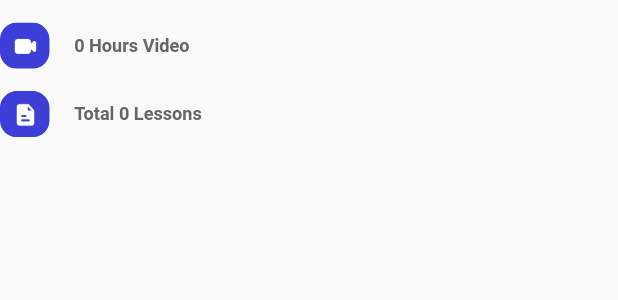
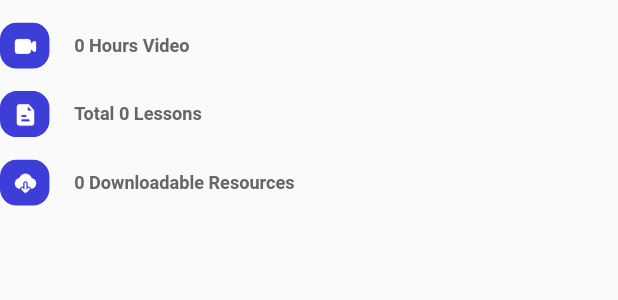
Before and after one commit to Daddy2054/ulearning_app_bloc, a Flutter app: what courseSummaryView() shows on an empty page, opened directly with empty values, on a phone screen of 412 x 824 dp. Shown: the top 300 px of the screen. Run offline on Flutter 3.47's test engine with Material 2 defaults, Android fonts, the phone set to English and light mode, and no system bars; our stand-ins replace cloud_firestore, dio, dots_indicator, firebase_auth, firebase_core, flutter_bloc and 4 more; accounts and stored records are empty; network calls fail.

Commit message:
215. Front end,show dynamic values for course p4

```diff
--- a/lib/common/entities/course.dart
+++ b/lib/common/entities/course.dart
@@ -159,7 +159,7 @@ class CourseItem {
   String? amount_total;
   int? lesson_num;
   int? video_len;
- // int? down_num;
+  int? down_num;
   //int? follow;
  // int? score;
   int? id;
@@ -174,7 +174,7 @@ class CourseItem {
     this.amount_total,
     this.lesson_num,
     this.video_len,
-  //  this.down_num,
+    this.down_num,
  //   this.follow,
   //  this.score,
     this.id,
@@ -190,7 +190,7 @@ class CourseItem {
         amount_total: json["amount_total"],
         lesson_num: json["lesson_num"],
         video_len: json["video_length"],
-  //      down_num: json["down_num"],
+        down_num: json["downloadable_res"],
     //    follow: json["follow"],
     //    score: json["score"],
         id: json["id"],
--- a/lib/pages/course/course_detail/widgets/course_detail_widgets.dart
+++ b/lib/pages/course/course_detail/widgets/course_detail_widgets.dart
@@ -1,4 +1,3 @@
-
 import 'package:flutter/foundation.dart';
 import 'package:flutter/material.dart';
 import 'package:flutter_screenutil/flutter_screenutil.dart';
@@ -10,18 +9,16 @@ import '../../../../common/widgets/base_text_widget.dart';
 import '../../../../common/widgets/flutter_toast.dart';
 import '../bloc/course_detail_states.dart';
 
-
 Widget thumbNail(String thumbnail) {
   return Container(
     width: 325.w,
     height: 200.h,
-    decoration:  BoxDecoration(
+    decoration: BoxDecoration(
         image: DecorationImage(
             fit: BoxFit.fitWidth,
             image: NetworkImage("${AppConstants.SERVER_UPLOADS}$thumbnail"))),
   );
 }
-
 
 Widget menuView(BuildContext context) {
 //Widget menuView(BuildContext context, CourseDetailStates state) {
@@ -78,27 +75,23 @@ Widget _iconAndNum(String iconPath, int num) {
 }
 
 Widget descriptionText(String description) {
-  return reusableText(
-      description,
+  return reusableText(description,
       color: AppColors.primaryThirdElementText,
       fontWeight: FontWeight.normal,
       fontSize: 11.sp);
 }
 
-
-
 Widget courseSummaryTitle() {
   return reusableText("The Course Includes", fontSize: 14.sp);
 }
 
-
-
 Widget courseSummaryView(BuildContext context, CourseDetailStates state) {
 //setting sections buttons
   var imagesInfo = <String, String>{
-    "${state.courseItem!.video_len??"0"} Hours Video": "video_detail.png",
-    "Total ${state.courseItem!.lesson_num??"0"} Lessons": "file_detail.png",
-   // "${state.courseItem!.down_num??"0"} Downloadable Resources": "download_detail.png",
+    "${state.courseItem!.video_len ?? "0"} Hours Video": "video_detail.png",
+    "Total ${state.courseItem!.lesson_num ?? "0"} Lessons": "file_detail.png",
+    "${state.courseItem!.down_num ?? "0"} Downloadable Resources":
+        "download_detail.png",
   };
 
   return Column(
@@ -142,13 +135,13 @@ Widget courseSummaryView(BuildContext context, CourseDetailStates state) {
 
 Widget courseLessonList(CourseDetailStates state) {
   return SingleChildScrollView(
-
     child: ListView.builder(
         shrinkWrap: true,
         itemCount: state.lessonItem.length,
-        itemBuilder: (context, index){
+        itemBuilder: (context, index) {
           if (kDebugMode) {
-            print('---my image path is ${state.lessonItem[index].thumbnail!}----');
+            print(
+                '---my image path is ${state.lessonItem[index].thumbnail!}----');
           }
           return Container(
             margin: EdgeInsets.only(top: 10.h),
@@ -167,15 +160,12 @@ Widget courseLessonList(CourseDetailStates state) {
                 ]),
             child: InkWell(
               onTap: () {
-
-            if(state.checkBuy==true){
-              Navigator.of(context).pushNamed(AppRoutes.LESSON_DETAIL, arguments: {
-                "id":state.lessonItem[index].id
-              });
-            }else{
+                if (state.checkBuy == true) {
+                  Navigator.of(context).pushNamed(AppRoutes.LESSON_DETAIL,
+                      arguments: {"id": state.lessonItem[index].id});
+                } else {
                   toastInfo(msg: "Please buy this course before you watch");
                 }
-
               },
               child: Row(
                 mainAxisAlignment: MainAxisAlignment.spaceBetween,
@@ -188,16 +178,18 @@ Widget courseLessonList(CourseDetailStates state) {
                         height: 60.h,
                         decoration: BoxDecoration(
                             borderRadius: BorderRadius.circular(15.h),
-                        image:  DecorationImage(
+                            image: DecorationImage(
                                 fit: BoxFit.fitHeight,
-                            image: NetworkImage("${AppConstants.SERVER_API_URL}${state.lessonItem[index].thumbnail!}"))),
+                                image: NetworkImage(
+                                    "${AppConstants.SERVER_API_URL}${state.lessonItem[index].thumbnail!}"))),
                       ),
                       Column(
                         crossAxisAlignment: CrossAxisAlignment.start,
                         mainAxisAlignment: MainAxisAlignment.center,
                         children: [
                           //list item title
-                      listItemContainer(state.lessonItem[index].name.toString()),
+                          listItemContainer(
+                              state.lessonItem[index].name.toString()),
                           //list item description
                           listItemContainer(
                               state.lessonItem[index].description.toString(),
```
Lines whose indentation alone changed are shown as unchanged.
